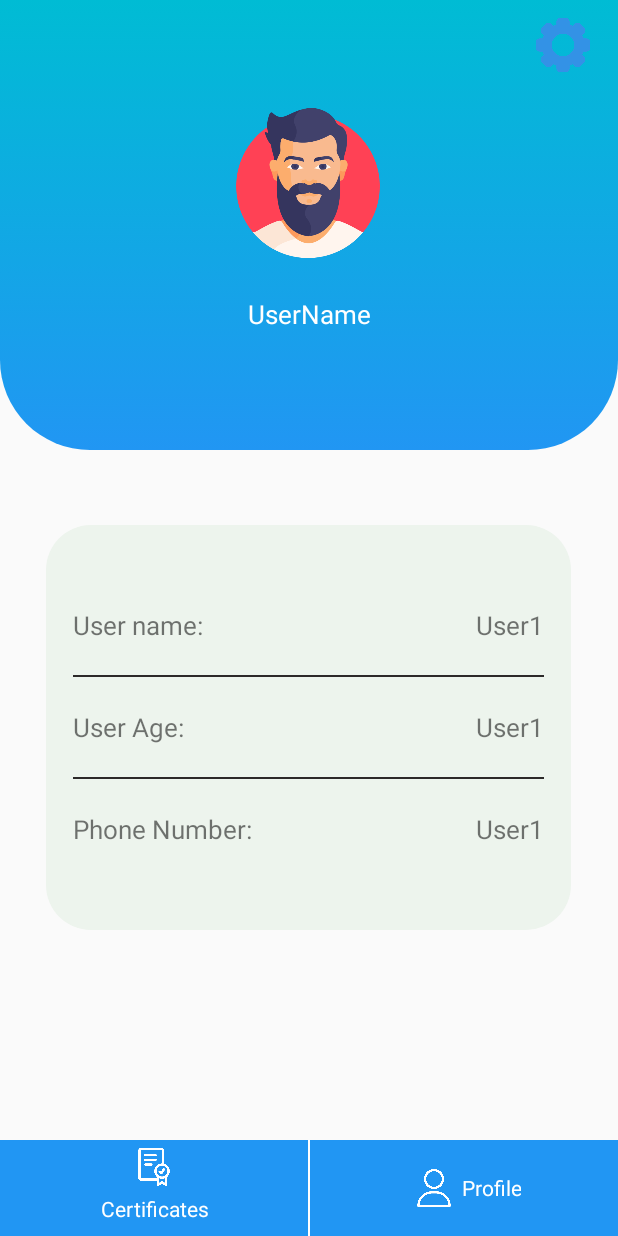
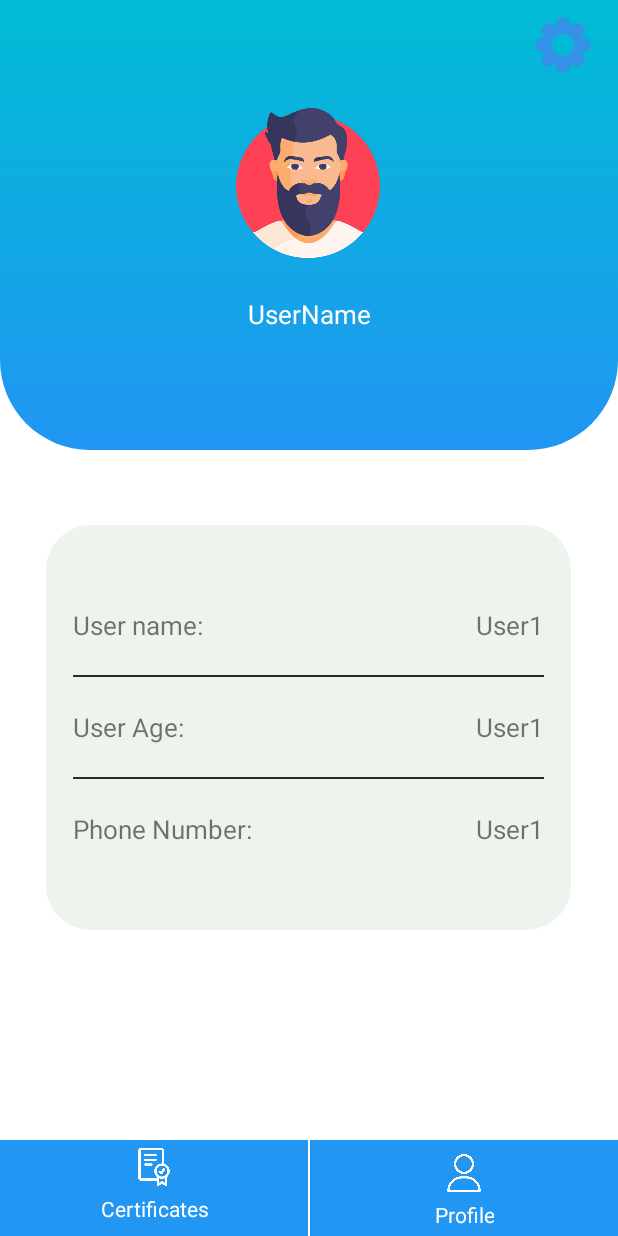
Before and after one commit to Dreagont/MidTermApplication, an Android app: the screen it shows after launch (ProfileActivity), on a phone screen of 412 x 824 dp. Run offline under Robolectric (Android 15) with nearby library versions, the phone set to English and light mode, and no system bars.

Commit message:
profile2

```diff
--- a/app/build.gradle.kts
+++ b/app/build.gradle.kts
@@ -9,7 +9,7 @@ android {
 
     defaultConfig {
         applicationId = "com.example.midtermapplication"
-        minSdk = 34
+        minSdk = 31
         targetSdk = 34
         versionCode = 1
         versionName = "1.0"
--- a/app/src/main/res/layout/activity_profile.xml
+++ b/app/src/main/res/layout/activity_profile.xml
@@ -4,6 +4,7 @@
     xmlns:tools="http://schemas.android.com/tools"
     android:layout_width="match_parent"
     android:layout_height="match_parent"
+    android:background="@color/white"
     android:orientation="vertical"
     tools:context=".ProfileActivity">
 
@@ -193,6 +194,7 @@
                 </LinearLayout>
 
 
+
                 <LinearLayout
                     android:layout_width="match_parent"
                     android:layout_height="0dp"
@@ -240,7 +242,7 @@
             />
         <LinearLayout
             android:id="@+id/profileTab"
-            android:orientation="horizontal"
+            android:orientation="vertical"
             android:layout_width="0dp"
             android:gravity="center"
             android:layout_weight="1"
@@ -263,5 +265,6 @@
                 android:text="Profile" />
         </LinearLayout>
 
+
     </LinearLayout>
 </LinearLayout>
```
